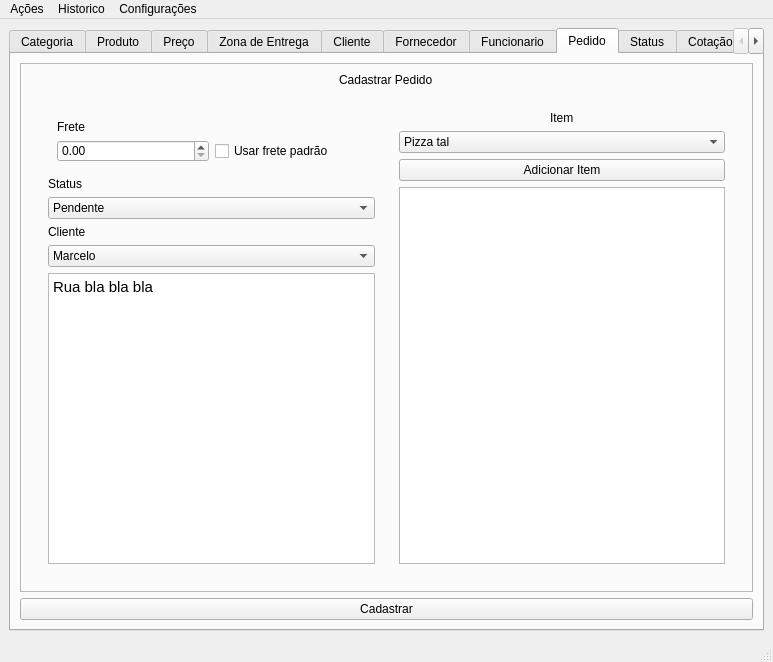
Before: the Qt Designer form backend/src/qt/views/main.ui in antoniofernandodj/Chickie, drawn with Qt 5.
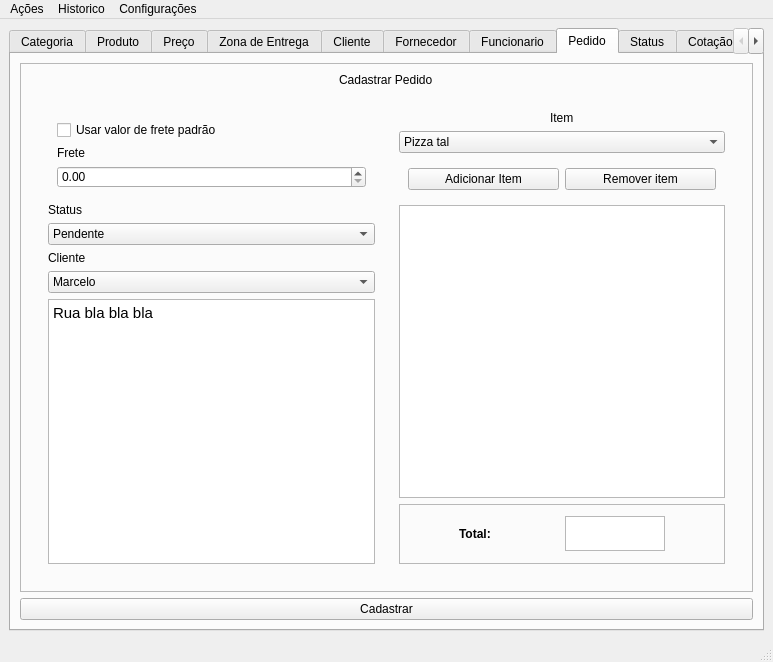
After: the same form once the commit is applied. The open tabs and pages were chosen to show the change.

Commit message: progresso em cadastrarPedido

Diff of the .ui file:
```diff
--- a/backend/src/qt/views/main.ui
+++ b/backend/src/qt/views/main.ui
@@ -959,17 +959,17 @@
                     <enum>QFrame::Raised</enum>
                    </property>
                    <layout class="QGridLayout" name="gridLayout_4">
-                    <item row="1" column="0">
+                    <item row="3" column="0">
                      <widget class="QDoubleSpinBox" name="doubleSpinBoxFretePedido"/>
                     </item>
-                    <item row="1" column="2">
+                    <item row="1" column="0">
                      <widget class="QCheckBox" name="checkBoxFretePedido">
                       <property name="text">
-                       <string>Usar frete padrão</string>
+                       <string>Usar valor de frete padrão</string>
                       </property>
                      </widget>
                     </item>
-                    <item row="0" column="0">
+                    <item row="2" column="0">
                      <widget class="QLabel" name="labelFretePedido">
                       <property name="text">
                        <string>Frete</string>
@@ -1051,14 +1051,79 @@
                   </widget>
                  </item>
                  <item>
-                  <widget class="QPushButton" name="pushButtonAdicionarItemPedido">
-                   <property name="text">
-                    <string>Adicionar Item</string>
+                  <widget class="QFrame" name="frame_13">
+                   <property name="styleSheet">
+                    <string notr="true">#frame_13 {
+  border: 0px;
+}</string>
                    </property>
+                   <property name="frameShape">
+                    <enum>QFrame::StyledPanel</enum>
+                   </property>
+                   <property name="frameShadow">
+                    <enum>QFrame::Raised</enum>
+                   </property>
+                   <layout class="QHBoxLayout" name="horizontalLayout_2">
+                    <item>
+                     <widget class="QPushButton" name="pushButtonAdicionarItemPedido">
+                      <property name="text">
+                       <string>Adicionar Item</string>
+                      </property>
+                     </widget>
+                    </item>
+                    <item>
+                     <widget class="QPushButton" name="pushButtonRemoverItem">
+                      <property name="text">
+                       <string>Remover item</string>
+                      </property>
+                     </widget>
+                    </item>
+                   </layout>
                   </widget>
                  </item>
                  <item>
-                  <widget class="QListView" name="listView"/>
+                  <widget class="QListWidget" name="listWidgetItemPedido"/>
+                 </item>
+                 <item>
+                  <widget class="QFrame" name="frame_16">
+                   <property name="maximumSize">
+                    <size>
+                     <width>16777215</width>
+                     <height>60</height>
+                    </size>
+                   </property>
+                   <property name="frameShape">
+                    <enum>QFrame::StyledPanel</enum>
+                   </property>
+                   <property name="frameShadow">
+                    <enum>QFrame::Raised</enum>
+                   </property>
+                   <layout class="QHBoxLayout" name="horizontalLayout_3">
+                    <item>
+                     <widget class="QLabel" name="label">
+                      <property name="maximumSize">
+                       <size>
+                        <width>50</width>
+                        <height>16777215</height>
+                       </size>
+                      </property>
+                      <property name="text">
+                       <string>&lt;html&gt;&lt;head/&gt;&lt;body&gt;&lt;p&gt;&lt;span style=&quot; font-weight:600;&quot;&gt;Total:&lt;/span&gt;&lt;/p&gt;&lt;/body&gt;&lt;/html&gt;</string>
+                      </property>
+                     </widget>
+                    </item>
+                    <item>
+                     <widget class="QTextBrowser" name="textBrowserTotalPedido">
+                      <property name="maximumSize">
+                       <size>
+                        <width>100</width>
+                        <height>35</height>
+                       </size>
+                      </property>
+                     </widget>
+                    </item>
+                   </layout>
+                  </widget>
                  </item>
                 </layout>
                </widget>
```
The commit also changes 3 other files.
